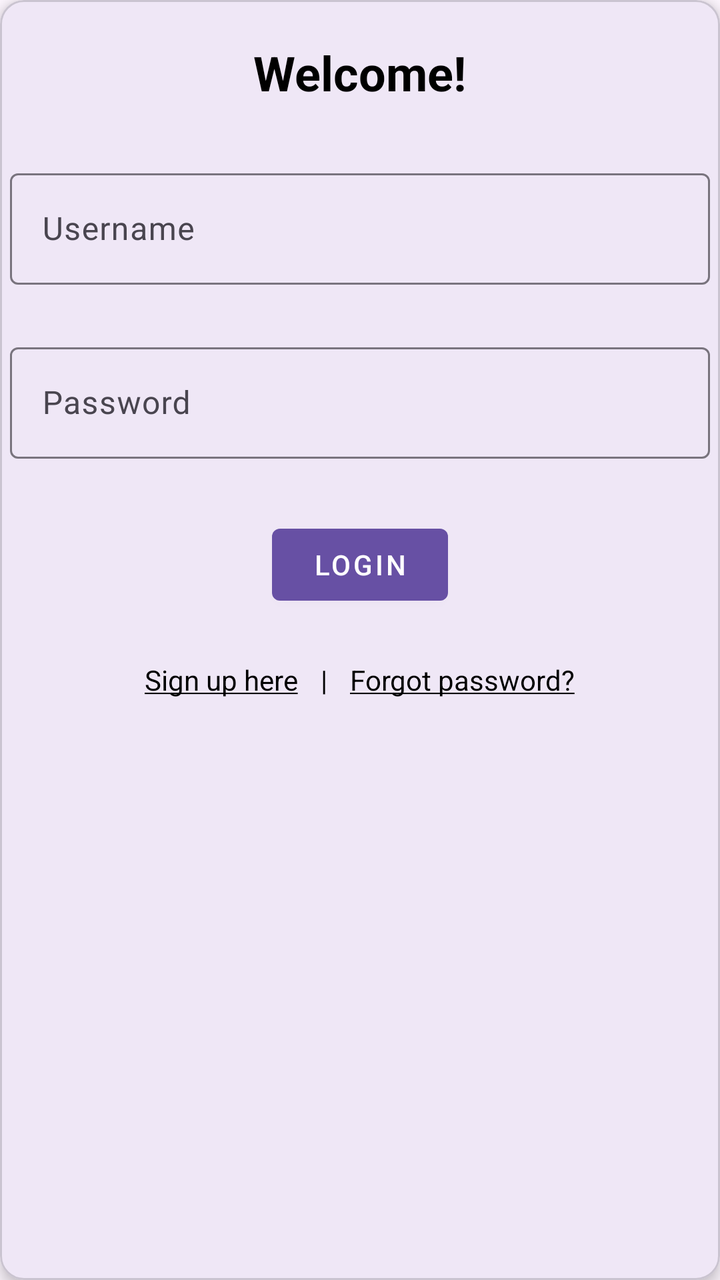
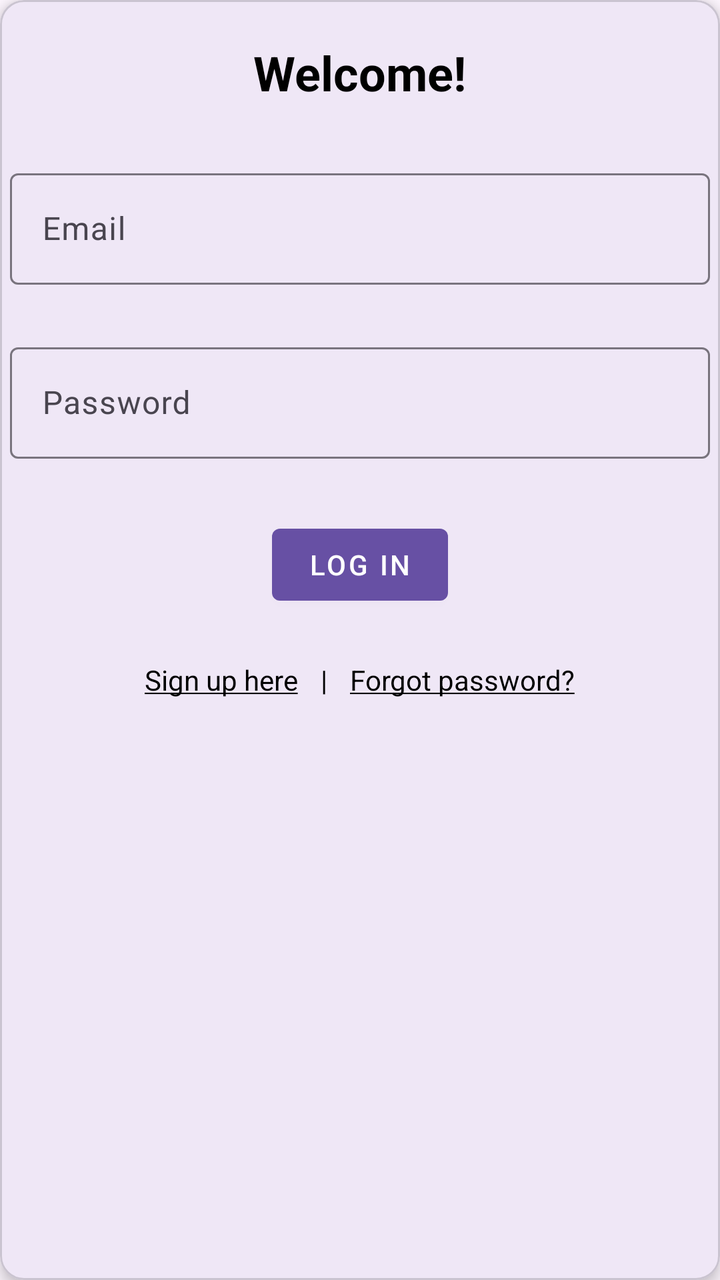

Compare the two renders of this Android layout. The source of the first and the diff that turns it into the second are given below.
<!-- AndroidManifest.xml: application theme Theme.EventPlanner -->
<!-- res/layout/activity_login.xml -->
<?xml version="1.0" encoding="utf-8"?>
<com.google.android.material.card.MaterialCardView
    xmlns:android="http://schemas.android.com/apk/res/android"
    xmlns:app="http://schemas.android.com/apk/res-auto"
    android:layout_width="match_parent"
    android:layout_height="match_parent"
    android:background="?android:windowBackground"
    android:padding="24dp"
    app:cardElevation="4dp"
    app:cardCornerRadius="12dp"
    android:layout_gravity="center">

    <LinearLayout
        android:layout_width="match_parent"
        android:layout_height="wrap_content"
        android:orientation="vertical"
        android:gravity="center_horizontal">

        
        <com.google.android.material.textview.MaterialTextView
            android:id="@+id/welcomeMessage"
            android:layout_width="wrap_content"
            android:layout_height="wrap_content"
            android:text="Welcome!"
            android:layout_marginTop="20dp"
            android:textStyle="bold"
            android:textSize="24sp"
            android:textColor="@color/black"
            android:layout_marginBottom="24dp" />

        
        <com.google.android.material.textfield.TextInputLayout
            android:id="@+id/usernameInputLayout"
            android:layout_width="match_parent"
            android:layout_height="wrap_content"
            android:layout_marginBottom="16dp"
            android:padding="5dp"
            android:hint="Username">

            <com.google.android.material.textfield.TextInputEditText
                android:id="@+id/usernameInput"
                android:layout_width="match_parent"
                android:layout_height="wrap_content"
                android:inputType="text" />

        </com.google.android.material.textfield.TextInputLayout>

        
        <com.google.android.material.textfield.TextInputLayout
            android:id="@+id/passwordInputLayout"
            android:layout_width="match_parent"
            android:layout_height="wrap_content"
            android:layout_marginBottom="24dp"
            android:padding="5dp"
            android:hint="Password">

            <com.google.android.material.textfield.TextInputEditText
                android:id="@+id/passwordInput"
                android:layout_width="match_parent"
                android:layout_height="wrap_content"
                android:inputType="textPassword" />

        </com.google.android.material.textfield.TextInputLayout>

        
        <com.google.android.material.button.MaterialButton
            android:id="@+id/loginButton"
            android:layout_width="wrap_content"
            android:layout_height="wrap_content"
            android:text="Login"
            android:paddingLeft="5dp"
            android:paddingRight="5dp"
            android:textColor="@color/white"
            style="@style/Widget.MaterialComponents.Button"
            android:layout_marginBottom="16dp" />

        
        <LinearLayout
            android:layout_width="wrap_content"
            android:layout_height="wrap_content"
            android:orientation="horizontal"
            android:gravity="center">

            
            <com.google.android.material.textview.MaterialTextView
                android:id="@+id/signupLink"
                android:layout_width="wrap_content"
                android:layout_height="wrap_content"
                android:text="@string/sign_up_ul"
                android:textColor="@color/black"
                android:clickable="true"
                android:focusable="true"
                android:padding="8dp" />

            
            <com.google.android.material.textview.MaterialTextView
                android:layout_width="wrap_content"
                android:layout_height="wrap_content"
                android:text=" | "
                android:textColor="@color/black" />

            
            <com.google.android.material.textview.MaterialTextView
                android:id="@+id/forgotPasswordLink"
                android:layout_width="wrap_content"
                android:layout_height="wrap_content"
                android:text="@string/forgot_password"
                android:textColor="@color/black"
                android:clickable="true"
                android:focusable="true"
                android:padding="8dp" />

        </LinearLayout>

    </LinearLayout>

</com.google.android.material.card.MaterialCardView>
<!-- resources referenced by this layout -->
<resources>
  <color name="black">#FF000000</color>
  <color name="white">#FFFFFFFF</color>
  <string name="forgot_password"><u>Forgot password?</u></string>
  <string name="sign_up_ul"><u>Sign up here</u></string>
  <style name="Theme.EventPlanner" parent="Base.Theme.EventPlanner" />
  <style name="Base.Theme.EventPlanner" parent="Theme.Material3.DayNight.NoActionBar">
          
          
      </style>
</resources>

<!-- the commit's change to res/layout/activity_login.xml (unified diff, before → after) -->
@@ -35,7 +35,7 @@
             android:layout_height="wrap_content"
             android:layout_marginBottom="16dp"
             android:padding="5dp"
-            android:hint="Username">
+            android:hint="@string/prompt_email">
 
             <com.google.android.material.textfield.TextInputEditText
                 android:id="@+id/usernameInput"
@@ -52,7 +52,7 @@
             android:layout_height="wrap_content"
             android:layout_marginBottom="24dp"
             android:padding="5dp"
-            android:hint="Password">
+            android:hint="@string/prompt_password">
 
             <com.google.android.material.textfield.TextInputEditText
                 android:id="@+id/passwordInput"
@@ -67,7 +67,7 @@
             android:id="@+id/loginButton"
             android:layout_width="wrap_content"
             android:layout_height="wrap_content"
-            android:text="Login"
+            android:text="@string/log_in"
             android:paddingLeft="5dp"
             android:paddingRight="5dp"
             android:textColor="@color/white"
<!-- resource entries referenced after the edit -->
@@ -3,6 +3,9 @@
   <color name="black">#FF000000</color>
   <color name="white">#FFFFFFFF</color>
   <string name="forgot_password"><u>Forgot password?</u></string>
+  <string name="log_in">Log in</string>
+  <string name="prompt_email">Email</string>
+  <string name="prompt_password">Password</string>
   <string name="sign_up_ul"><u>Sign up here</u></string>
   <style name="Theme.EventPlanner" parent="Base.Theme.EventPlanner" />
   <style name="Base.Theme.EventPlanner" parent="Theme.Material3.DayNight.NoActionBar">
